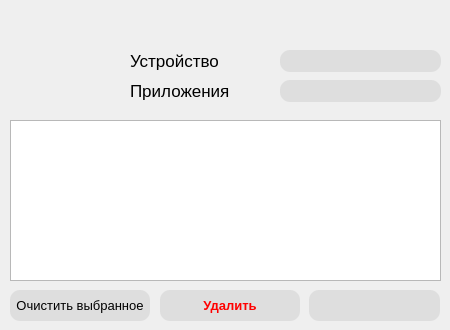
Above: ui.ui from m0t9/SAR before the change. Below: the same form after it.
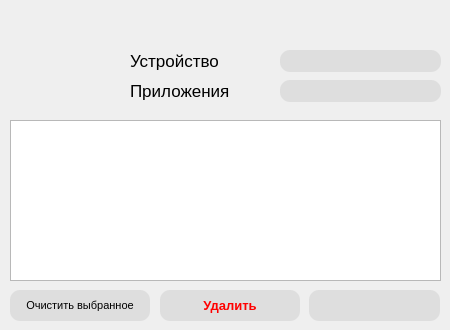
That is the form after the change. Icons and pictures are not drawn.

Commit message: Added rounded verdict log

```diff
--- a/ui.ui
+++ b/ui.ui
@@ -229,7 +229,7 @@
     </property>
     <property name="font">
      <font>
-      <pointsize>10</pointsize>
+      <pointsize>8</pointsize>
       <weight>50</weight>
       <bold>false</bold>
      </font>
```
Left out of the diff: 34 changed lines with no effect on the pictures. The commit also changes 2 other files.
